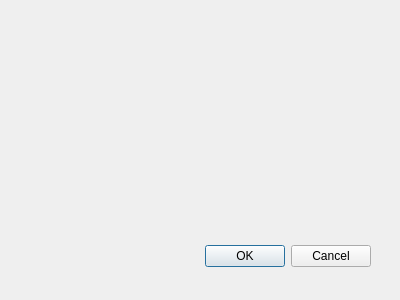
Qt form HsmMan/set_pin_dlg.ui (jykim74/CryptokiMan) before a commit.
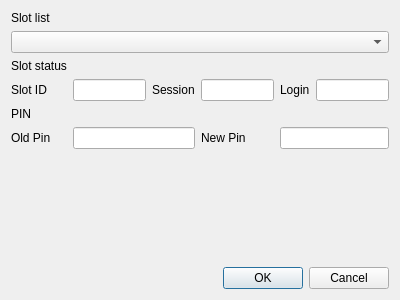
The same form after that commit.

Patch:
```diff
--- a/HsmMan/set_pin_dlg.ui
+++ b/HsmMan/set_pin_dlg.ui
@@ -15,22 +15,105 @@
   <property name="windowTitle">
    <string>Dialog</string>
   </property>
-  <widget name="buttonBox" class="QDialogButtonBox">
-   <property name="geometry">
-    <rect>
-     <x>30</x>
-     <y>240</y>
-     <width>341</width>
-     <height>32</height>
-    </rect>
-   </property>
-   <property name="orientation">
-    <enum>Qt::Horizontal</enum>
-   </property>
-   <property name="standardButtons">
-    <set>QDialogButtonBox::Cancel|QDialogButtonBox::Ok</set>
-   </property>
-  </widget>
+  <layout class="QGridLayout" name="gridLayout">
+   <item row="0" column="0">
+    <widget class="QLabel" name="label">
+     <property name="text">
+      <string>Slot list</string>
+     </property>
+    </widget>
+   </item>
+   <item row="5" column="0">
+    <widget class="QLabel" name="label_5">
+     <property name="text">
+      <string>Old Pin</string>
+     </property>
+    </widget>
+   </item>
+   <item row="1" column="0" colspan="6">
+    <widget class="QComboBox" name="comboBox"/>
+   </item>
+   <item row="4" column="0">
+    <widget class="QLabel" name="label_4">
+     <property name="text">
+      <string>PIN</string>
+     </property>
+    </widget>
+   </item>
+   <item row="3" column="3">
+    <widget class="QLineEdit" name="lineEdit_2"/>
+   </item>
+   <item row="3" column="5">
+    <widget class="QLineEdit" name="lineEdit_3"/>
+   </item>
+   <item row="7" column="3" colspan="3">
+    <widget class="QDialogButtonBox" name="buttonBox">
+     <property name="orientation">
+      <enum>Qt::Horizontal</enum>
+     </property>
+     <property name="standardButtons">
+      <set>QDialogButtonBox::Cancel|QDialogButtonBox::Ok</set>
+     </property>
+    </widget>
+   </item>
+   <item row="3" column="2">
+    <widget class="QLabel" name="label_6">
+     <property name="text">
+      <string>Session</string>
+     </property>
+    </widget>
+   </item>
+   <item row="3" column="4">
+    <widget class="QLabel" name="label_7">
+     <property name="text">
+      <string>Login</string>
+     </property>
+    </widget>
+   </item>
+   <item row="3" column="1">
+    <widget class="QLineEdit" name="lineEdit"/>
+   </item>
+   <item row="3" column="0">
+    <widget class="QLabel" name="label_3">
+     <property name="text">
+      <string>Slot ID</string>
+     </property>
+    </widget>
+   </item>
+   <item row="6" column="0">
+    <spacer name="verticalSpacer">
+     <property name="orientation">
+      <enum>Qt::Vertical</enum>
+     </property>
+     <property name="sizeHint" stdset="0">
+      <size>
+       <width>20</width>
+       <height>40</height>
+      </size>
+     </property>
+    </spacer>
+   </item>
+   <item row="2" column="0">
+    <widget class="QLabel" name="label_2">
+     <property name="text">
+      <string>Slot status</string>
+     </property>
+    </widget>
+   </item>
+   <item row="5" column="3">
+    <widget class="QLabel" name="label_8">
+     <property name="text">
+      <string>New Pin</string>
+     </property>
+    </widget>
+   </item>
+   <item row="5" column="4" colspan="2">
+    <widget class="QLineEdit" name="lineEdit_5"/>
+   </item>
+   <item row="5" column="1" colspan="2">
+    <widget class="QLineEdit" name="lineEdit_4"/>
+   </item>
+  </layout>
  </widget>
  <pixmapfunction/>
  <resources/>
```
Left out of the diff: 7 changed lines with no effect on the pictures.
